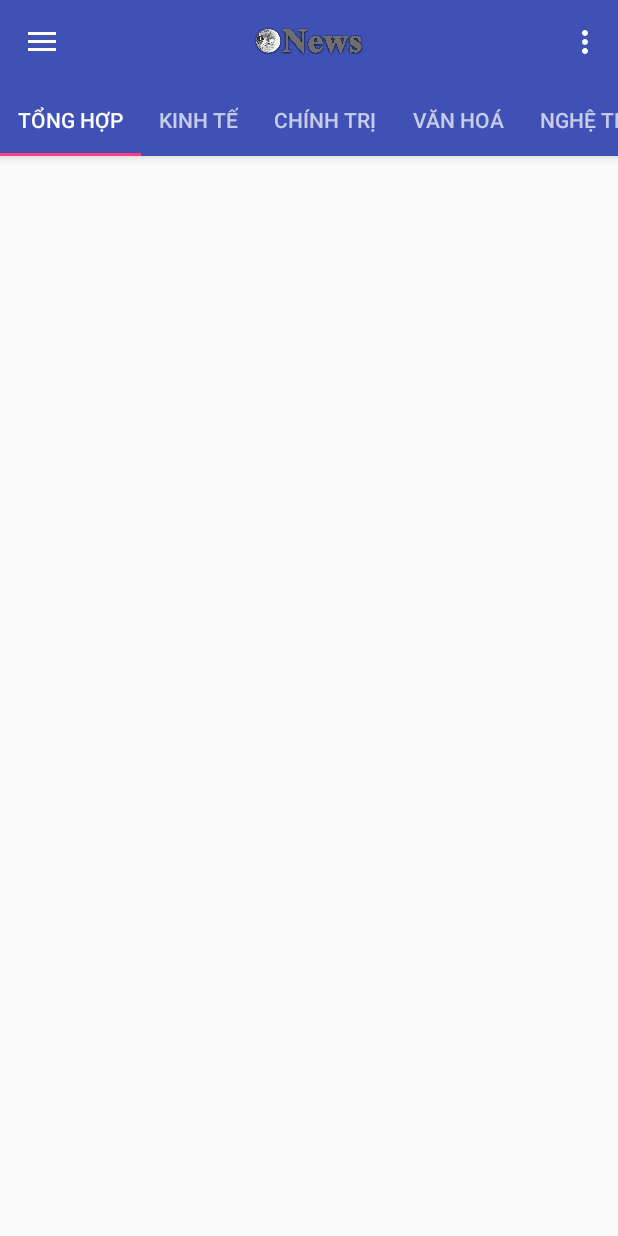
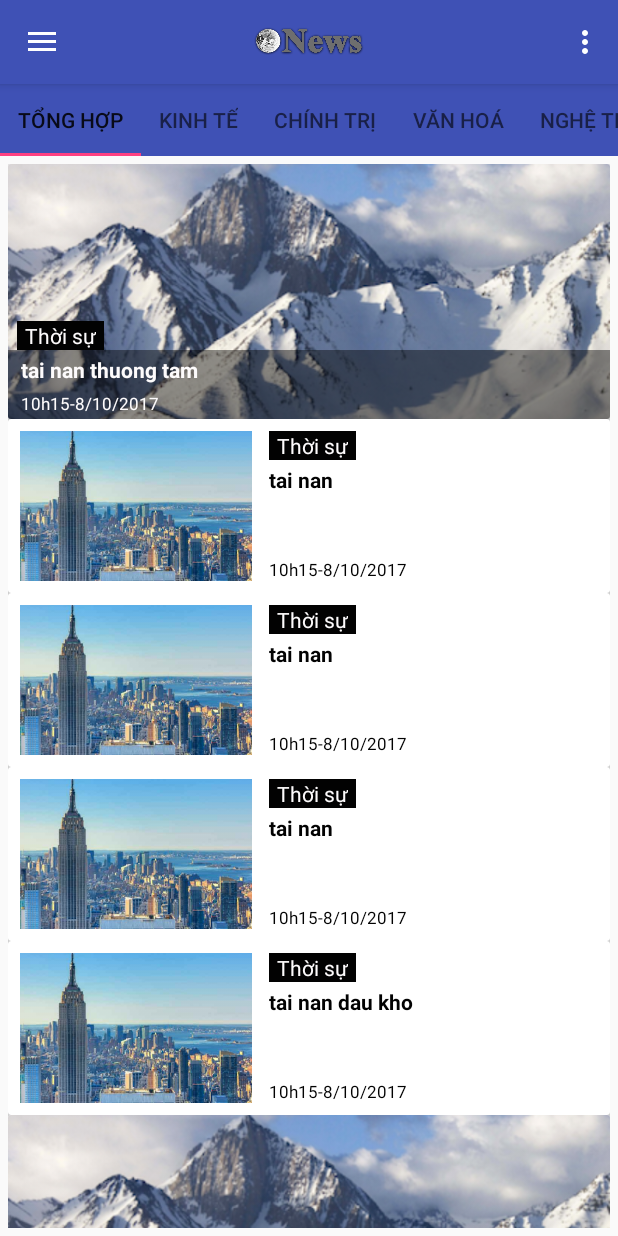
Before and after one commit to hienhopham/Onews-NMCNPM, an Android app: the screen it shows after launch (MainActivity), on a phone screen of 412 x 824 dp. Run offline under Robolectric (Android 15) with nearby library versions, the phone set to English and light mode, and no system bars.

Commit message:
add different row adapter and two row layout and edit fragment main

```diff
--- a/Onews-mobile-android/Onews/app/build.gradle
+++ b/Onews-mobile-android/Onews/app/build.gradle
@@ -29,5 +29,6 @@ dependencies {
     compile 'com.android.support.constraint:constraint-layout:1.0.2'
     compile 'com.android.support:support-v4:25.3.1'
     compile 'de.hdodenhof:circleimageview:1.3.0'
+    compile 'com.android.support:cardview-v7:25.3.1'
     testCompile 'junit:junit:4.12'
 }
--- /dev/null
+++ b/Onews-mobile-android/Onews/app/src/main/java/com/example/dongson/onews/Adapters/DifferentRowAdapter.java
@@ -0,0 +1,90 @@
+package com.example.dongson.onews.Adapters;
+
+import android.support.v7.widget.RecyclerView;
+import android.view.LayoutInflater;
+import android.view.View;
+import android.view.ViewGroup;
+import android.widget.ImageView;
+import android.widget.TextView;
+
+import com.example.dongson.onews.Models.Articles;
+import com.example.dongson.onews.R;
+
+import java.util.List;
+
+public class DifferentRowAdapter extends RecyclerView.Adapter<RecyclerView.ViewHolder> {
+
+    private List<Articles> mList;
+
+    public DifferentRowAdapter(List<Articles> list) {
+        this.mList = list;
+    }
+
+    @Override
+    public RecyclerView.ViewHolder onCreateViewHolder(ViewGroup parent, int viewType) {
+        View view;
+
+        switch (viewType) {
+            case 1:
+                view = LayoutInflater.from(parent.getContext()).inflate(R.layout.article_type_one, parent, false);
+                return new ArticleTypeOneViewHolder(view);
+            case 2:
+                view = LayoutInflater.from(parent.getContext()).inflate(R.layout.article_type_two, parent, false);
+                return new ArticleTypeTwoViewHolder(view);
+        }
+        return null;
+    }
+
+    @Override
+    public void onBindViewHolder(RecyclerView.ViewHolder holder, int position) {
+        Articles object = mList.get(position);
+        if (object != null) {
+            switch (getItemViewType(position)) {
+                case 1:
+                    ((ArticleTypeOneViewHolder) holder).title.setText(object.getTitle());
+                    break;
+                case 2:
+                    ((ArticleTypeTwoViewHolder) holder).title.setText(object.getTitle());
+                    break;
+            }
+        }
+    }
+
+    @Override
+    public int getItemCount() {
+        if (mList == null)
+            return 0;
+        return mList.size();
+    }
+
+    @Override
+    public int getItemViewType(int position) {
+        return position%5 == 0 ? 1 : 2;
+    }
+
+    public static class ArticleTypeOneViewHolder extends RecyclerView.ViewHolder {
+        private TextView title;
+        private TextView created_time;
+        private ImageView img_article;
+
+        public ArticleTypeOneViewHolder(View itemView) {
+            super(itemView);
+            title = (TextView) itemView.findViewById(R.id.tv_title_type_one);
+            created_time = (TextView) itemView.findViewById(R.id.tv_created_time_type_one);
+            img_article = (ImageView) itemView.findViewById(R.id.img_article_type_one);
+        }
+    }
+
+    public static class ArticleTypeTwoViewHolder extends RecyclerView.ViewHolder {
+        private TextView title;
+        private TextView created_time;
+        private ImageView img_article;
+
+        public ArticleTypeTwoViewHolder(View itemView) {
+            super(itemView);
+            title = (TextView) itemView.findViewById(R.id.tv_title_type_two);
+            created_time = (TextView) itemView.findViewById(R.id.tv_created_time_type_two);
+            img_article = (ImageView) itemView.findViewById(R.id.img_article_type_two);
+        }
+    }
+}
--- /dev/null
+++ b/Onews-mobile-android/Onews/app/src/main/java/com/example/dongson/onews/Models/CreateData.java
@@ -0,0 +1,26 @@
+package com.example.dongson.onews.Models;
+
+import java.util.ArrayList;
+import java.util.List;
+
+public final class CreateData {
+
+    public static List<Articles> getData() {
+        List<Articles> list = new ArrayList<>();
+
+        list.add(new Articles(1,"1","tai nan thuong tam","tai nan xay ra tai cau chuong duong","","son","7h truoc- 9/11/2017","no","true"));
+        list.add(new Articles(1,"1","tai nan","tai nan xay ra tai cau chuong duong","","son","7h truoc- 9/11/2017","no","true"));
+        list.add(new Articles(1,"1","tai nan","tai nan xay ra tai cau chuong duong","","son","7h truoc- 9/11/2017","no","true"));
+        list.add(new Articles(1,"1","tai nan","tai nan xay ra tai cau chuong duong","","son","7h truoc- 9/11/2017","no","true"));
+        list.add(new Articles(1,"1","tai nan dau kho","tai nan xay ra tai cau chuong duong","","son","7h truoc- 9/11/2017","no","true"));
+        list.add(new Articles(1,"1","tai nan","tai nan xay ra tai cau chuong duong","","son","7h truoc- 9/11/2017","no","true"));
+        list.add(new Articles(1,"1","tai nan","tai nan xay ra tai cau chuong duong","","son","7h truoc- 9/11/2017","no","true"));
+        list.add(new Articles(1,"1","tai nan qua thuong tam cua chang trai","tai nan xay ra tai cau chuong duong","","son","7h truoc- 9/11/2017","no","true"));
+        list.add(new Articles(1,"1","tai nan","tai nan xay ra tai cau chuong duong","","son","7h truoc- 9/11/2017","no","true"));
+        list.add(new Articles(1,"1","tai nan","tai nan xay ra tai cau chuong duong","","son","7h truoc- 9/11/2017","no","true"));
+        list.add(new Articles(1,"1","tai nan","tai nan xay ra tai cau chuong duong","","son","7h truoc- 9/11/2017","no","true"));
+        list.add(new Articles(1,"1","tai nan","tai nan xay ra tai cau chuong duong","","son","7h truoc- 9/11/2017","no","true"));
+        return list;
+    }
+
+}
--- a/Onews-mobile-android/Onews/app/src/main/java/com/example/dongson/onews/view/MainFragment.java
+++ b/Onews-mobile-android/Onews/app/src/main/java/com/example/dongson/onews/view/MainFragment.java
@@ -1,16 +1,16 @@
 package com.example.dongson.onews.view;
 
-import android.content.Context;
-import android.graphics.Color;
-import android.net.Uri;
 import android.os.Bundle;
 import android.support.v4.app.Fragment;
+import android.support.v7.widget.DefaultItemAnimator;
+import android.support.v7.widget.LinearLayoutManager;
+import android.support.v7.widget.RecyclerView;
 import android.view.LayoutInflater;
 import android.view.View;
 import android.view.ViewGroup;
-import android.widget.FrameLayout;
-import android.widget.TextView;
 
+import com.example.dongson.onews.Adapters.DifferentRowAdapter;
+import com.example.dongson.onews.Models.CreateData;
 import com.example.dongson.onews.R;
 
 public class MainFragment extends Fragment {
@@ -27,9 +27,14 @@ public class MainFragment extends Fragment {
     @Override
     public View onCreateView(LayoutInflater inflater, ViewGroup container,
                              Bundle savedInstanceState) {
+
         View rootView = inflater.inflate(R.layout.fragment_main, container, false);
-//        TextView textView = (TextView) rootView.findViewById(R.id.section_label);
-//        textView.setText("Kteam");
+        DifferentRowAdapter adapter = new DifferentRowAdapter(CreateData.getData());
+        RecyclerView mRecyclerView = (RecyclerView) rootView.findViewById(R.id.recyclerView);
+        mRecyclerView.setLayoutManager(new LinearLayoutManager(getActivity()));
+        mRecyclerView.setItemAnimator(new DefaultItemAnimator());
+        mRecyclerView.setAdapter(adapter);
+
         return rootView;
     }
 }
--- a/Onews-mobile-android/Onews/app/src/main/res/layout/app_bar_main.xml
+++ b/Onews-mobile-android/Onews/app/src/main/res/layout/app_bar_main.xml
@@ -9,7 +9,8 @@
     <android.support.design.widget.AppBarLayout
         android:layout_width="match_parent"
         android:layout_height="wrap_content"
-        android:theme="@style/AppTheme.AppBarOverlay">
+        android:theme="@style/ThemeOverlay.AppCompat.Dark.ActionBar">
+
 
         <android.support.v7.widget.Toolbar
             android:id="@+id/toolbar"
@@ -19,25 +20,30 @@
             app:popupTheme="@style/AppTheme.PopupOverlay">
 
             <ImageView
+                android:id="@+id/toolbar_title"
                 android:layout_width="80dp"
                 android:layout_height="wrap_content"
-                android:src="@drawable/onew"
                 android:layout_gravity="center"
-                android:id="@+id/toolbar_title" />
+                android:src="@drawable/onew" />
+
 
         </android.support.v7.widget.Toolbar>
 
-        <android.support.design.widget.TabLayout
-            android:id="@+id/tabs"
-            android:layout_width="match_parent"
-            android:layout_height="wrap_content"
-            app:tabMode="scrollable" />
+
     </android.support.design.widget.AppBarLayout>
 
     <android.support.v4.view.ViewPager
         android:id="@+id/container"
         android:layout_width="match_parent"
         android:layout_height="match_parent"
-        app:layout_behavior="@string/appbar_scrolling_view_behavior" />
+        app:layout_behavior="@string/appbar_scrolling_view_behavior">
+
+        <android.support.design.widget.TabLayout
+            android:id="@+id/tabs"
+            android:layout_width="match_parent"
+            android:layout_height="wrap_content"
+            android:background="?attr/colorPrimary"
+            app:tabMode="scrollable" />
+    </android.support.v4.view.ViewPager>
 
 </android.support.design.widget.CoordinatorLayout>
--- /dev/null
+++ b/Onews-mobile-android/Onews/app/src/main/res/layout/article_type_one.xml
@@ -0,0 +1,74 @@
+<android.support.v7.widget.CardView xmlns:android="http://schemas.android.com/apk/res/android"
+    xmlns:card_view="http://schemas.android.com/apk/res-auto"
+    android:id="@+id/card_view"
+    android:layout_width="match_parent"
+    android:layout_height="wrap_content"
+    card_view:cardElevation="10dp">
+
+    <FrameLayout
+        android:layout_width="match_parent"
+        android:layout_height="wrap_content">
+
+        <ImageView
+            android:id="@+id/img_article_type_one"
+            android:layout_width="match_parent"
+            android:layout_height="170dp"
+            android:scaleType="centerCrop"
+            android:src="@drawable/snow" />
+
+        <LinearLayout
+            android:layout_width="match_parent"
+            android:layout_height="65dp"
+            android:layout_gravity="bottom"
+            android:background="@color/transparent"
+            android:orientation="vertical">
+
+            <TextView
+                android:id="@+id/tv_category_type_one"
+                android:layout_width="wrap_content"
+                android:layout_height="wrap_content"
+                android:ellipsize="end"
+                android:maxLines="1"
+                android:layout_marginLeft="6dp"
+                android:text="Thời sự"
+                android:paddingLeft="5dp"
+                android:paddingRight="5dp"
+                android:background="@color/black"
+                android:textColor="@color/white" />
+
+            <LinearLayout
+                android:layout_width="match_parent"
+                android:layout_height="50dp"
+                android:layout_gravity="bottom"
+                android:background="@color/blackblur"
+                android:orientation="vertical"
+                android:padding="3dp">
+
+                <TextView
+                    android:id="@+id/tv_title_type_one"
+                    android:layout_width="match_parent"
+                    android:layout_height="wrap_content"
+                    android:ellipsize="end"
+                    android:maxLines="1"
+                    android:textStyle="bold"
+                    android:paddingLeft="5dp"
+                    android:text="Nạn nhân tử vong do chấn thương sọ não"
+                    android:textColor="@color/white" />
+
+                <TextView
+                    android:id="@+id/tv_created_time_type_one"
+                    android:layout_width="match_parent"
+                    android:layout_height="wrap_content"
+                    android:layout_marginTop="5dp"
+                    android:paddingLeft="5dp"
+                    android:text="10h15-8/10/2017"
+                    android:textSize="11dp"
+                    android:textColor="@color/white" />
+
+            </LinearLayout>
+        </LinearLayout>
+
+
+    </FrameLayout>
+
+</android.support.v7.widget.CardView>
--- /dev/null
+++ b/Onews-mobile-android/Onews/app/src/main/res/layout/article_type_two.xml
@@ -0,0 +1,79 @@
+<android.support.v7.widget.CardView xmlns:android="http://schemas.android.com/apk/res/android"
+    xmlns:card_view="http://schemas.android.com/apk/res-auto"
+    android:id="@+id/card_view"
+    android:layout_width="match_parent"
+    android:layout_height="wrap_content"
+    card_view:cardElevation="10dp">
+
+    <FrameLayout
+        android:layout_width="match_parent"
+        android:layout_height="wrap_content">
+
+
+        <LinearLayout
+            android:layout_width="match_parent"
+            android:layout_height="match_parent"
+            android:layout_gravity="bottom"
+            android:background="@color/transparent"
+            android:orientation="horizontal"
+            android:padding="8dp"
+            android:weightSum="5">
+
+
+            <ImageView
+                android:id="@+id/img_article_type_two"
+                android:layout_width="match_parent"
+                android:layout_height="100dp"
+                android:layout_weight="3"
+                android:scaleType="centerCrop"
+                android:src="@drawable/wtc" />
+
+            <RelativeLayout
+                android:layout_width="match_parent"
+                android:layout_height="match_parent"
+                android:layout_gravity="bottom"
+                android:layout_marginLeft="5dp"
+                android:layout_weight="2"
+                android:background="@color/transparent"
+                android:orientation="vertical">
+
+                <TextView
+                    android:id="@+id/tv_category_type_two"
+                    android:layout_width="wrap_content"
+                    android:layout_height="wrap_content"
+                    android:layout_marginLeft="6dp"
+                    android:background="@color/black"
+                    android:text="Thời sự"
+                    android:paddingLeft="5dp"
+                    android:paddingRight="5dp"
+                    android:textColor="@color/white" />
+
+                <TextView
+                    android:id="@+id/tv_title_type_two"
+                    android:layout_width="match_parent"
+                    android:layout_height="wrap_content"
+                    android:layout_below="@+id/tv_category_type_two"
+                    android:layout_marginLeft="6dp"
+                    android:layout_marginTop="3dp"
+                    android:ellipsize="end"
+                    android:maxLines="3"
+                    android:text="Nạn nhân chấn thương sọ não đang nguy kịch tại bệnh viện Bạch Mai"
+                    android:textColor="@color/black"
+                    android:textStyle="bold" />
+
+                <TextView
+                    android:id="@+id/tv_created_time_type_two"
+                    android:layout_width="match_parent"
+                    android:layout_height="wrap_content"
+                    android:layout_alignParentBottom="true"
+                    android:layout_marginLeft="6dp"
+                    android:text="10h15-8/10/2017"
+                    android:textColor="@color/black"
+                    android:textSize="11dp" />
+            </RelativeLayout>
+
+        </LinearLayout>
+
+    </FrameLayout>
+
+</android.support.v7.widget.CardView>
--- a/Onews-mobile-android/Onews/app/src/main/res/layout/fragment_main.xml
+++ b/Onews-mobile-android/Onews/app/src/main/res/layout/fragment_main.xml
@@ -5,11 +5,12 @@
     xmlns:tools="http://schemas.android.com/tools"
     android:layout_width="match_parent"
     android:layout_height="match_parent"
-    android:paddingBottom="@dimen/activity_vertical_margin"
-    android:paddingLeft="@dimen/activity_horizontal_margin"
-    android:paddingRight="@dimen/activity_horizontal_margin"
-    android:paddingTop="@dimen/activity_vertical_margin"
+    android:paddingBottom="5dp"
+    android:paddingLeft="5dp"
+    android:paddingRight="5dp"
+    android:paddingTop="5dp"
     tools:context="com.example.dongson.onews.view.MainActivity">
+
 
     <android.support.v7.widget.RecyclerView
         android:id="@+id/recyclerView"
--- a/Onews-mobile-android/Onews/app/src/main/res/values/colors.xml
+++ b/Onews-mobile-android/Onews/app/src/main/res/values/colors.xml
@@ -4,4 +4,7 @@
     <color name="colorPrimaryDark">#303F9F</color>
     <color name="colorAccent">#FF4081</color>
     <color name="white">#fdfbfc</color>
+    <color name="black">#020202</color>
+    <color name="blackblur">#70020202</color>
+    <color name="transparent">#00020202</color>
 </resources>
```
Also changed, not shown: Onews-mobile-android/Onews/app/src/main/java/com/example/dongson/onews/view/MainActivity.java (+0 -12 lines), Onews-mobile-android/Onews/app/src/main/res/drawable-v21/snow.png (added), Onews-mobile-android/Onews/app/src/main/res/drawable-v21/wtc.png (added).
